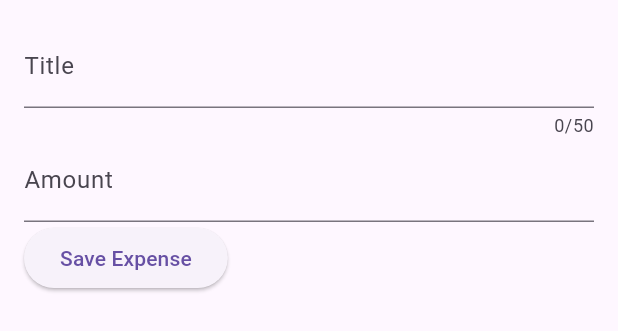
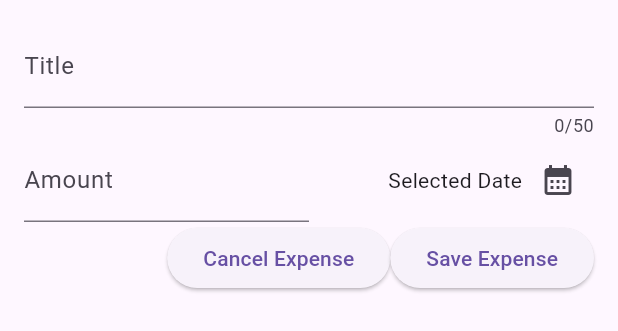
Before and after one commit to AliKhachab/expenses_app, a Flutter app: the NewExpense widget shown alone on an empty page, opened directly, on a phone screen of 412 x 824 dp. Shown: the top 331 px of the screen. Run offline on Flutter 3.47's test engine with Material 3 defaults, Android fonts, the phone set to English and light mode, and no system bars.

Commit message:
datepicker started

```diff
--- a/lib/new_expense.dart
+++ b/lib/new_expense.dart
@@ -20,8 +20,6 @@ class _NewExpenseState extends State<NewExpense> {
     super.dispose();
   }
 
-
-
   @override
   Widget build(BuildContext context) {
     return Padding(
@@ -34,7 +32,10 @@ class _NewExpenseState extends State<NewExpense> {
             decoration: InputDecoration(label: Text("Title")),
             controller: _titleController,
           ),
-          TextField(
+          Row(
+            children: [
+              Expanded(
+                child: TextField(
                   keyboardType: TextInputType.numberWithOptions(decimal: true),
                   decoration: InputDecoration(
                     prefixText: "\$ ",
@@ -42,11 +43,38 @@ class _NewExpenseState extends State<NewExpense> {
                   ),
                   controller: _amountController,
                   inputFormatters: <TextInputFormatter>[
-              FilteringTextInputFormatter.allow(RegExp(r'^\d*\.?\d{0,2}')),
+                    FilteringTextInputFormatter.allow(
+                      RegExp(r'^\d*\.?\d{0,2}'),
+                    ),
                   ],
                 ),
+              ),
+              const SizedBox(height: 16),
+              Expanded(
+                child: Row(
+                  mainAxisAlignment: MainAxisAlignment.end, // Align to the right
+                  crossAxisAlignment: CrossAxisAlignment.center, // Center vertically
+                  children: [
+                    Text("Selected Date"),
+                    IconButton(
+                      onPressed: () {},
+                      icon: const Icon(Icons.calendar_month),
+                    ),
+                  ],
+                ),
+              ),
+            ],
+          ),
+
           Row(
             children: [
+              Spacer(),
+              ElevatedButton(
+                onPressed: () {
+                  Navigator.pop(context);
+                },
+                child: Text("Cancel Expense"),
+              ),
               ElevatedButton(onPressed: () {}, child: Text("Save Expense")),
             ],
           ),
```
Lines whose indentation alone changed are shown as unchanged.
